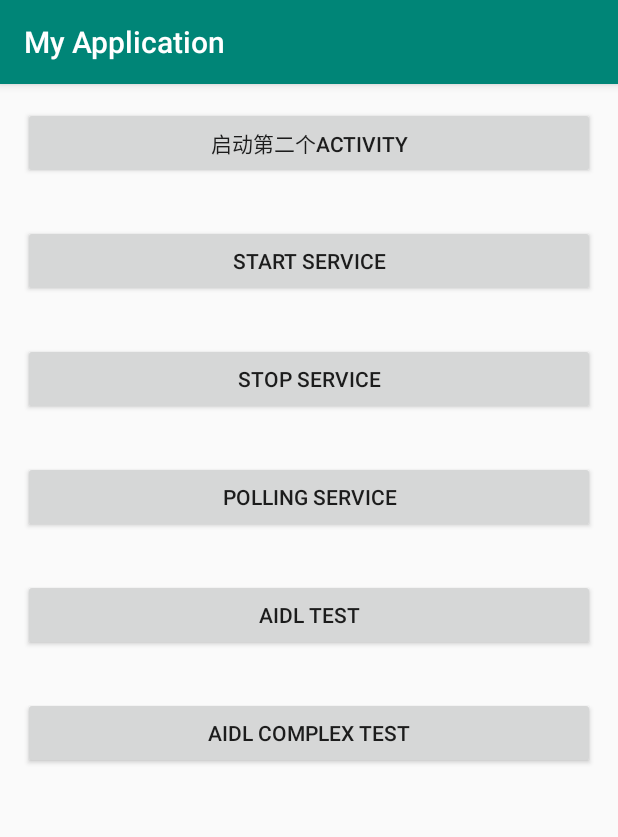
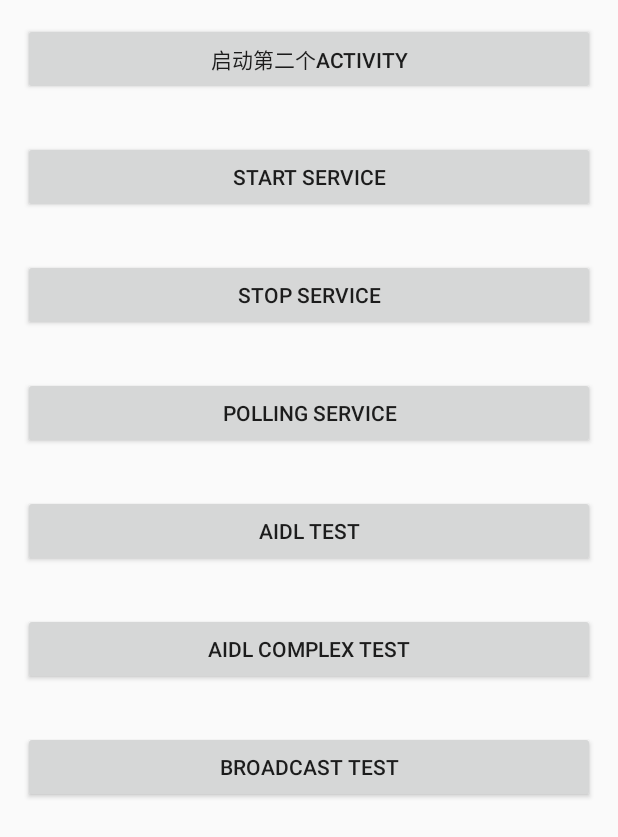
Before and after one commit to Nergal1/ApplicationDemo, an Android app: the screen it shows after launch (MainActivity), on a phone screen of 412 x 824 dp. Shown: the top 837 px of the screen. Run offline under Robolectric (Android 15) with nearby library versions, the phone set to English and light mode, and no system bars.

Commit message:
广播Broadcast

```diff
--- a/app/build.gradle
+++ b/app/build.gradle
@@ -26,4 +26,5 @@ dependencies {
     testImplementation 'junit:junit:4.12'
     androidTestImplementation 'androidx.test:runner:1.2.0'
     androidTestImplementation 'androidx.test.espresso:espresso-core:3.2.0'
+    implementation 'androidx.localbroadcastmanager:localbroadcastmanager:1.0.0'
 }
--- a/app/src/main/java/com/anbang/myapplication/AIDLClientActivity.java
+++ b/app/src/main/java/com/anbang/myapplication/AIDLClientActivity.java
@@ -16,7 +16,7 @@ import androidx.appcompat.app.AppCompatActivity;
 
 
 
-public class AIDLClientActivity extends AppCompatActivity implements View.OnClickListener{
+public class AIDLClientActivity extends BaseActivity implements View.OnClickListener{
 
     private EditText edit_num;
     private Button btn_query;
--- a/app/src/main/java/com/anbang/myapplication/AIDLClientComplexActivity.java
+++ b/app/src/main/java/com/anbang/myapplication/AIDLClientComplexActivity.java
@@ -15,7 +15,7 @@ import android.widget.EditText;
 import android.widget.TextView;
 
 
-public class AIDLClientComplexActivity extends Activity {
+public class AIDLClientComplexActivity extends BaseActivity {
 
     private ISalary salaryService;
     private Button btnquery;
--- /dev/null
+++ b/app/src/main/java/com/anbang/myapplication/ActivityCollector.java
@@ -0,0 +1,23 @@
+package com.anbang.myapplication;
+
+import android.app.Activity;
+
+import java.util.ArrayList;
+import java.util.List;
+
+public class ActivityCollector {
+    private static List<Activity> activities = new ArrayList<Activity>();
+    public static void addActivity(Activity activity) {
+        activities.add(activity);
+    }
+    public static void removeActivity(Activity activity) {
+        activities.remove(activity);
+    }
+    public static void finishAll() {
+        for (Activity activity : activities) {
+            if (!activity.isFinishing()) {
+                activity.finish();
+            }
+        }
+    }
+}
--- /dev/null
+++ b/app/src/main/java/com/anbang/myapplication/BaseActivity.java
@@ -0,0 +1,19 @@
+package com.anbang.myapplication;
+
+import android.os.Bundle;
+
+import androidx.appcompat.app.AppCompatActivity;
+
+public class BaseActivity extends AppCompatActivity {
+    @Override
+    protected void onCreate(Bundle savedInstanceState) {
+        super.onCreate(savedInstanceState);
+        ActivityCollector.addActivity(this);
+    }
+
+    @Override
+    protected void onDestroy() {
+        super.onDestroy();
+        ActivityCollector.removeActivity(this);
+    }
+}
--- a/app/src/main/java/com/anbang/myapplication/MainActivity.java
+++ b/app/src/main/java/com/anbang/myapplication/MainActivity.java
@@ -9,13 +9,13 @@ import android.widget.Button;
 
 import androidx.annotation.NonNull;
 import androidx.annotation.Nullable;
-import androidx.appcompat.app.AppCompatActivity;
 
+import com.anbang.myapplication.broadcast.BroadcastTestActivity;
 import com.anbang.myapplication.polling.PollingService;
 import com.anbang.myapplication.polling.PollingUtils;
 
 
-public class MainActivity extends AppCompatActivity {
+public class MainActivity extends BaseActivity {
     private String tag = "MainActivity";
 
     @Override
@@ -111,6 +111,15 @@ public class MainActivity extends AppCompatActivity {
             }
         });
 
+        Button broadcast = findViewById(R.id.broadcast);
+        broadcast.setOnClickListener(new View.OnClickListener() {
+            @Override
+            public void onClick(View v) {
+                Intent intent = new Intent(MainActivity.this, BroadcastTestActivity.class);
+                startActivity(intent);
+            }
+        });
+
         Intent it1 = new Intent("com.anbang.myapplication.service.TEST_SERVICE3");
         it1.setPackage(getPackageName());
         Bundle b1 = new Bundle();
--- a/app/src/main/java/com/anbang/myapplication/SecondActivity.java
+++ b/app/src/main/java/com/anbang/myapplication/SecondActivity.java
@@ -16,7 +16,7 @@ import android.widget.Toast;
 import com.anbang.myapplication.service.TestService2;
 
 
-public class SecondActivity extends AppCompatActivity {
+public class SecondActivity extends BaseActivity {
     //保持所启动的Service的IBinder对象,同时定义一个ServiceConnection对象
     TestService2.MyBinder binder;
     private ServiceConnection conn = new ServiceConnection() {
--- a/app/src/main/res/layout/activity_main.xml
+++ b/app/src/main/res/layout/activity_main.xml
@@ -46,4 +46,11 @@
         android:text="aidl complex test"
         android:layout_margin="15dp"
         ></Button>
+    <Button
+        android:id="@+id/broadcast"
+        android:layout_width="match_parent"
+        android:layout_height="wrap_content"
+        android:text="broadcast test"
+        android:layout_margin="15dp"
+        ></Button>
 </LinearLayout>
--- a/app/src/main/res/values/styles.xml
+++ b/app/src/main/res/values/styles.xml
@@ -1,11 +1,11 @@
 <resources>
 
     <!-- Base application theme. -->
-    <style name="AppTheme" parent="Theme.AppCompat.Light.DarkActionBar">
+    <style name="AppTheme" parent="Theme.AppCompat.Light.NoActionBar">
         <!-- Customize your theme here. -->
-        <item name="colorPrimary">@color/colorPrimary</item>
-        <item name="colorPrimaryDark">@color/colorPrimaryDark</item>
-        <item name="colorAccent">@color/colorAccent</item>
+        <item name="android:background">@android:color/transparent</item>
+        <item name="android:windowNoTitle">true</item>
+        <item name="android:windowDisablePreview">true</item>
     </style>
 
 </resources>
```
Also changed, not shown: app/src/main/AndroidManifest.xml (+32 -25 lines), app/src/main/java/com/anbang/myapplication/broadcast/BroadcastTestActivity.java (added, +60 -0 lines), app/src/main/java/com/anbang/myapplication/broadcast/MyBroadcastReceiver.java (added, +16 -0 lines), app/src/main/res/layout/activity_broadcast_test.xml (added, +50 -0 lines).
